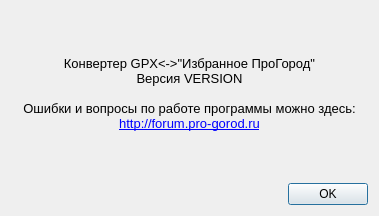
aunoor/pgfconverter, file ui/aboutdialog.ui: the form before one commit.
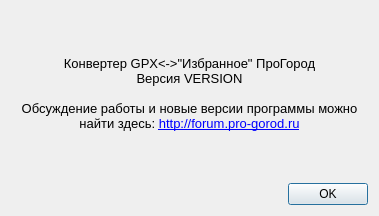
The form after the commit.

Commit message: 'about' dialog changes

```diff
--- a/ui/aboutdialog.ui
+++ b/ui/aboutdialog.ui
@@ -36,10 +36,10 @@
 &lt;html&gt;&lt;head&gt;&lt;meta name=&quot;qrichtext&quot; content=&quot;1&quot; /&gt;&lt;style type=&quot;text/css&quot;&gt;
 p, li { white-space: pre-wrap; }
 &lt;/style&gt;&lt;/head&gt;&lt;body style=&quot; font-family:'Sans'; font-size:10pt; font-weight:400; font-style:normal;&quot;&gt;
-&lt;p align=&quot;center&quot; style=&quot; margin-top:0px; margin-bottom:0px; margin-left:0px; margin-right:0px; -qt-block-indent:0; text-indent:0px;&quot;&gt;Конвертер GPX&amp;lt;-&amp;gt;&amp;quot;Избранное ПроГород&amp;quot;&lt;/p&gt;
+&lt;p align=&quot;center&quot; style=&quot; margin-top:0px; margin-bottom:0px; margin-left:0px; margin-right:0px; -qt-block-indent:0; text-indent:0px;&quot;&gt;Конвертер GPX&amp;lt;-&amp;gt;&amp;quot;Избранное&amp;quot; ПроГород&lt;/p&gt;
 &lt;p align=&quot;center&quot; style=&quot; margin-top:0px; margin-bottom:0px; margin-left:0px; margin-right:0px; -qt-block-indent:0; text-indent:0px;&quot;&gt;Версия VERSION&lt;/p&gt;
 &lt;p align=&quot;center&quot; style=&quot;-qt-paragraph-type:empty; margin-top:0px; margin-bottom:0px; margin-left:0px; margin-right:0px; -qt-block-indent:0; text-indent:0px;&quot;&gt;&lt;/p&gt;
-&lt;p align=&quot;center&quot; style=&quot; margin-top:0px; margin-bottom:0px; margin-left:0px; margin-right:0px; -qt-block-indent:0; text-indent:0px;&quot;&gt;Ошибки и вопросы по работе программы можно здесь: &lt;a href=&quot;http://forum.pro-gorod.ru&quot;&gt;&lt;span style=&quot; text-decoration: underline; color:#0000ff;&quot;&gt;http://forum.pro-gorod.ru&lt;/span&gt;&lt;/a&gt;&lt;/p&gt;&lt;/body&gt;&lt;/html&gt;</string>
+&lt;p align=&quot;center&quot; style=&quot; margin-top:0px; margin-bottom:0px; margin-left:0px; margin-right:0px; -qt-block-indent:0; text-indent:0px;&quot;&gt;Обсуждение работы и новые версии программы можно найти здесь: &lt;a href=&quot;http://forum.pro-gorod.ru&quot;&gt;&lt;span style=&quot; text-decoration: underline; color:#0000ff;&quot;&gt;http://forum.pro-gorod.ru&lt;/span&gt;&lt;/a&gt;&lt;/p&gt;&lt;/body&gt;&lt;/html&gt;</string>
         </property>
         <property name="wordWrap">
          <bool>true</bool>
```
The commit also changes 1 other file.
